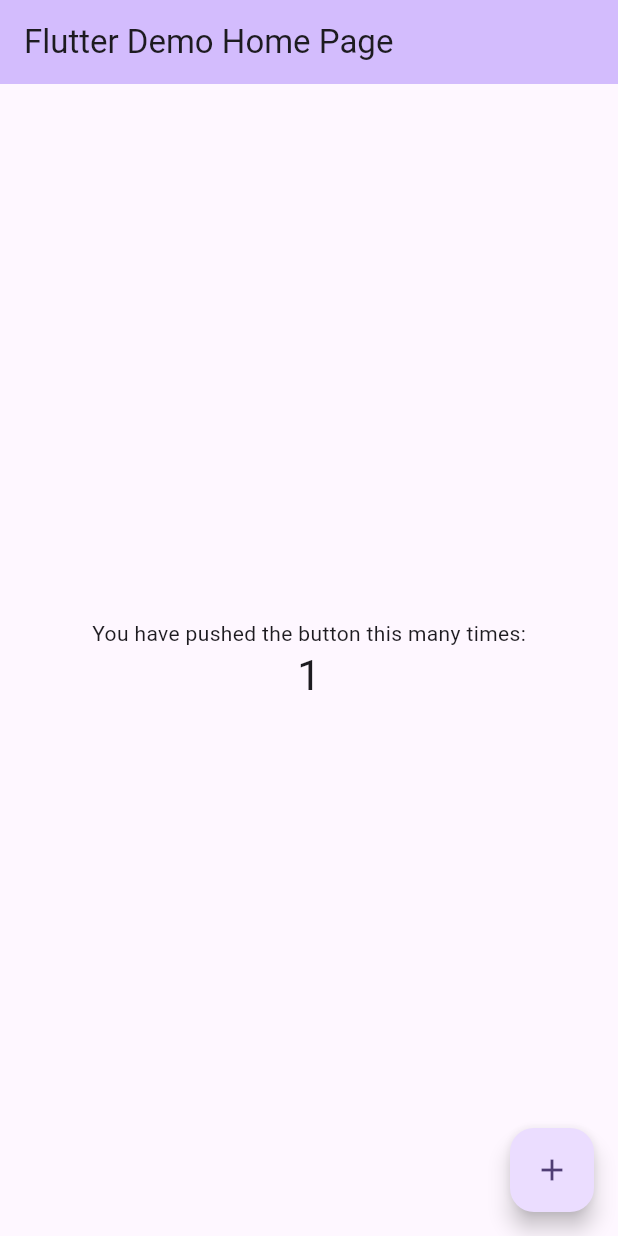
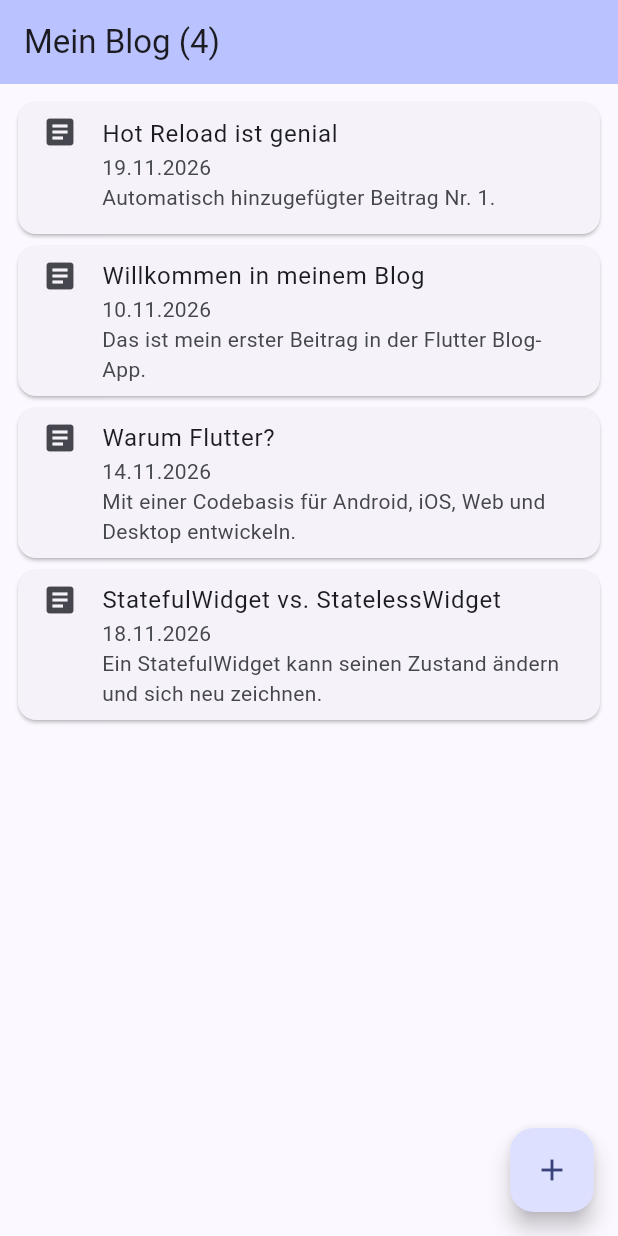
Before and after one commit to farisridzal-hftm/flutter-blog-app, a Flutter app: the screen it shows after launch, after a tap on the "add" icon, on a phone screen of 412 x 824 dp. Run offline on Flutter 3.47's test engine with Material 3 defaults, Android fonts, the phone set to English and light mode, and no system bars.

Commit message:
Add simple blog overview with add-post button

```diff
--- a/lib/main.dart
+++ b/lib/main.dart
@@ -7,114 +7,112 @@ void main() {
 class MyApp extends StatelessWidget {
   const MyApp({super.key});
 
-  // This widget is the root of your application.
   @override
   Widget build(BuildContext context) {
     return MaterialApp(
-      title: 'Flutter Demo',
+      title: 'Blog App',
+      debugShowCheckedModeBanner: false,
       theme: ThemeData(
-        // This is the theme of your application.
-        //
-        // TRY THIS: Try running your application with "flutter run". You'll see
-        // the application has a purple toolbar. Then, without quitting the app,
-        // try changing the seedColor in the colorScheme below to Colors.green
-        // and then invoke "hot reload" (save your changes or press the "hot
-        // reload" button in a Flutter-supported IDE, or press "r" if you used
-        // the command line to start the app).
-        //
-        // Notice that the counter didn't reset back to zero; the application
-        // state is not lost during the reload. To reset the state, use hot
-        // restart instead.
-        //
-        // This works for code too, not just values: Most code changes can be
-        // tested with just a hot reload.
-        colorScheme: .fromSeed(seedColor: Colors.deepPurple),
+        colorScheme: ColorScheme.fromSeed(seedColor: Colors.indigo),
       ),
-      home: const MyHomePage(title: 'Flutter Demo Home Page'),
+      home: const BlogListPage(),
     );
   }
 }
 
-class MyHomePage extends StatefulWidget {
-  const MyHomePage({super.key, required this.title});
+/// Ein einzelner Blog-Eintrag.
+class BlogPost {
+  final String title;
+  final String content;
+  final DateTime date;
 
-  // This widget is the home page of your application. It is stateful, meaning
-  // that it has a State object (defined below) that contains fields that affect
-  // how it looks.
+  const BlogPost({
+    required this.title,
+    required this.content,
+    required this.date,
+  });
+}
 
-  // This class is the configuration for the state. It holds the values (in this
-  // case the title) provided by the parent (in this case the App widget) and
-  // used by the build method of the State. Fields in a Widget subclass are
-  // always marked "final".
-
-  final String title;
+/// Startseite: zeigt eine Liste von Blog-Einträgen.
+class BlogListPage extends StatefulWidget {
+  const BlogListPage({super.key});
 
   @override
-  State<MyHomePage> createState() => _MyHomePageState();
+  State<BlogListPage> createState() => _BlogListPageState();
 }
 
-class _MyHomePageState extends State<MyHomePage> {
-  int _counter = 0;
+class _BlogListPageState extends State<BlogListPage> {
+  // Statische Start-Einträge, im State gehalten.
+  final List<BlogPost> _posts = [
+    BlogPost(
+      title: 'Willkommen in meinem Blog',
+      content: 'Das ist mein erster Beitrag in der Flutter Blog-App.',
+      date: DateTime(2026, 11, 10),
+    ),
+    BlogPost(
+      title: 'Warum Flutter?',
+      content: 'Mit einer Codebasis für Android, iOS, Web und Desktop entwickeln.',
+      date: DateTime(2026, 11, 14),
+    ),
+    BlogPost(
+      title: 'StatefulWidget vs. StatelessWidget',
+      content: 'Ein StatefulWidget kann seinen Zustand ändern und sich neu zeichnen.',
+      date: DateTime(2026, 11, 18),
+    ),
+  ];
 
-  void _incrementCounter() {
+  // Vordefinierte Beiträge, die per Button ergänzt werden.
+  final List<String> _predefinedTitles = [
+    'Hot Reload ist genial',
+    'Widgets überall',
+    'Mein Lernfortschritt',
+  ];
+
+  int _addedCount = 0;
+
+  void _addPost() {
     setState(() {
-      // This call to setState tells the Flutter framework that something has
-      // changed in this State, which causes it to rerun the build method below
-      // so that the display can reflect the updated values. If we changed
-      // _counter without calling setState(), then the build method would not be
-      // called again, and so nothing would appear to happen.
-      _counter++;
+      final title = _predefinedTitles[_addedCount % _predefinedTitles.length];
+      _addedCount++;
+      _posts.insert(
+        0,
+        BlogPost(
+          title: title,
+          content: 'Automatisch hinzugefügter Beitrag Nr. $_addedCount.',
+          date: DateTime.now(),
+        ),
+      );
     });
   }
 
+  String _formatDate(DateTime d) =>
+      '${d.day.toString().padLeft(2, '0')}.${d.month.toString().padLeft(2, '0')}.${d.year}';
+
   @override
   Widget build(BuildContext context) {
-    // This method is rerun every time setState is called, for instance as done
-    // by the _incrementCounter method above.
-    //
-    // The Flutter framework has been optimized to make rerunning build methods
-    // fast, so that you can just rebuild anything that needs updating rather
-    // than having to individually change instances of widgets.
     return Scaffold(
       appBar: AppBar(
-        // TRY THIS: Try changing the color here to a specific color (to
-        // Colors.amber, perhaps?) and trigger a hot reload to see the AppBar
-        // change color while the other colors stay the same.
         backgroundColor: Theme.of(context).colorScheme.inversePrimary,
-        // Here we take the value from the MyHomePage object that was created by
-        // the App.build method, and use it to set our appbar title.
-        title: Text(widget.title),
+        title: Text('Mein Blog (${_posts.length})'),
       ),
-      body: Center(
-        // Center is a layout widget. It takes a single child and positions it
-        // in the middle of the parent.
-        child: Column(
-          // Column is also a layout widget. It takes a list of children and
-          // arranges them vertically. By default, it sizes itself to fit its
-          // children horizontally, and tries to be as tall as its parent.
-          //
-          // Column has various properties to control how it sizes itself and
-          // how it positions its children. Here we use mainAxisAlignment to
-          // center the children vertically; the main axis here is the vertical
-          // axis because Columns are vertical (the cross axis would be
-          // horizontal).
-          //
-          // TRY THIS: Invoke "debug painting" (choose the "Toggle Debug Paint"
-          // action in the IDE, or press "p" in the console), to see the
-          // wireframe for each widget.
-          mainAxisAlignment: .center,
-          children: [
-            const Text('You have pushed the button this many times:'),
-            Text(
-              '$_counter',
-              style: Theme.of(context).textTheme.headlineMedium,
+      body: ListView.builder(
+        padding: const EdgeInsets.all(8),
+        itemCount: _posts.length,
+        itemBuilder: (context, index) {
+          final post = _posts[index];
+          return Card(
+            child: ListTile(
+              leading: const Icon(Icons.article),
+              title: Text(post.title),
+              subtitle: Text('${_formatDate(post.date)}\n${post.content}'),
+              isThreeLine: true,
             ),
-          ],
-        ),
+          );
+        },
       ),
       floatingActionButton: FloatingActionButton(
-        onPressed: _incrementCounter,
-        tooltip: 'Increment',
+        onPressed: _addPost,
+        tooltip: 'Beitrag hinzufügen',
         child: const Icon(Icons.add),
       ),
     );
```
Also changed, not shown: 1 other file.
